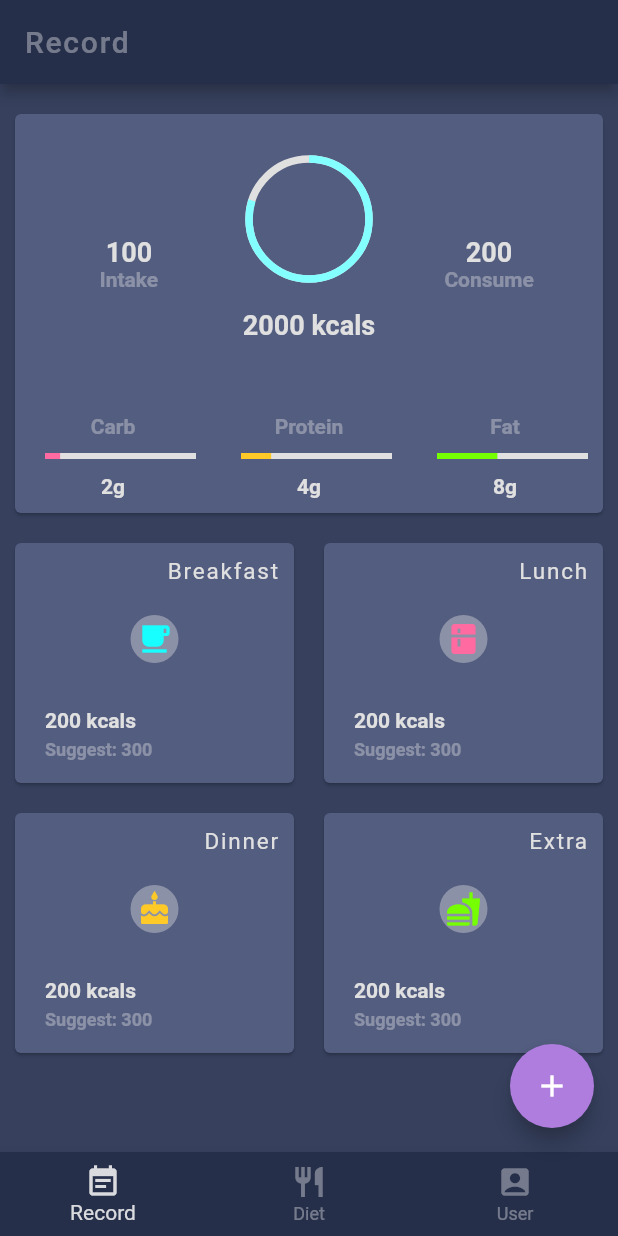
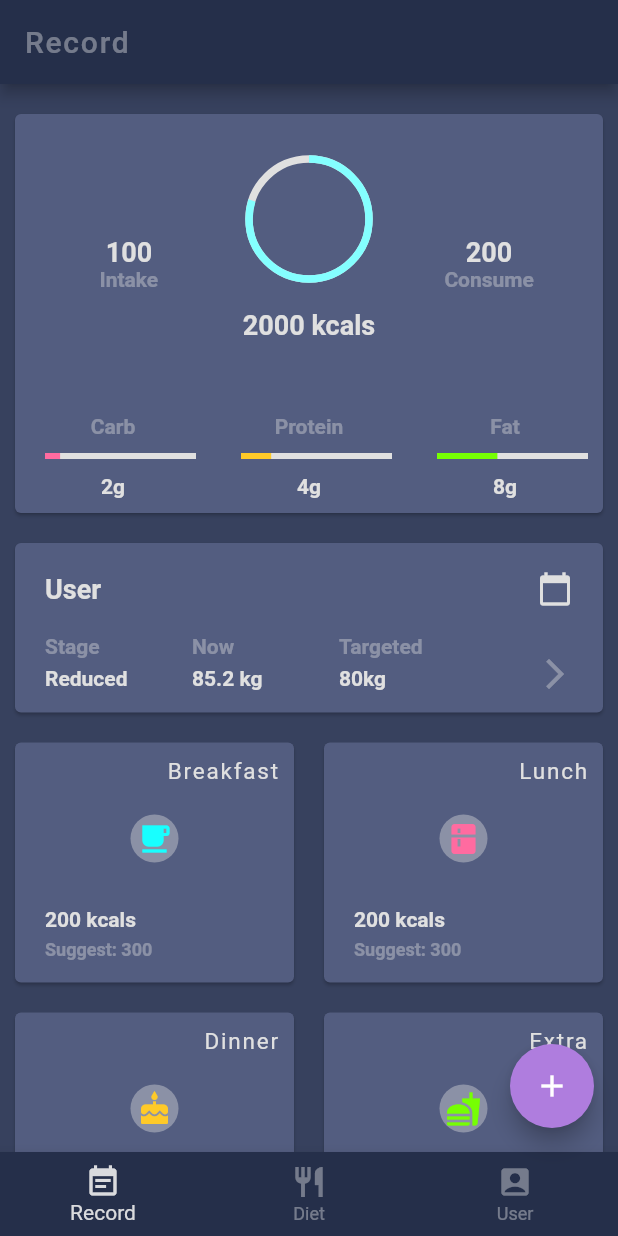
Before and after one commit to Yaozu-Xu/Dieta, a Flutter app: the screen it shows after launch, on a phone screen of 412 x 824 dp. Run offline on Flutter 3.47's test engine with Material 2 defaults, Android fonts, the phone set to English and light mode, and no system bars.

Commit message:
Feature: Create widget weight_info_card

```diff
--- a/lib/src/widgets/cards/weight_info_card.dart
+++ b/lib/src/widgets/cards/weight_info_card.dart
@@ -1,4 +1,5 @@
 import 'package:flutter/material.dart';
+import '../../assets/constants.dart';
 
 class WeightInfoCard extends StatefulWidget {
   @override
@@ -6,10 +7,62 @@ class WeightInfoCard extends StatefulWidget {
 }
 
 class _WeightInfoCardState extends State<WeightInfoCard> {
+  Widget _buildWeightInfoContainers(String label, String value) {
+    return Expanded(
+        child: Container(
+            margin: EdgeInsets.only(left: 20, bottom: 15),
+            child: Column(
+              crossAxisAlignment: CrossAxisAlignment.start,
+              children: [
+                Container(
+                  margin: EdgeInsets.only(bottom: 5),
+                    child: Text(label,
+                        style: labelStyle, textAlign: TextAlign.left)),
+                Container(
+                    child:
+                        Text(value, style: valueStyle.copyWith(fontSize: 14))),
+              ],
+            )));
+  }
+
   @override
   Widget build(BuildContext context) {
-    return Container(
-
-    );
+    return Card(
+        color: Theme.of(context).cardColor,
+        margin: EdgeInsets.fromLTRB(10, 20, 10, 0),
+        child: Wrap(
+          children: [
+            Row(
+              children: [
+                Expanded(
+                  child: Container(
+                    child: Text(
+                      'User',
+                      style: valueStyle.copyWith(fontSize: 18),
+                    ),
+                    margin: EdgeInsets.fromLTRB(20, 20, 0, 20),
+                  ),
+                ),
+                Container(
+                  child: Icon(Icons.calendar_today, color: Colors.grey[300]),
+                  margin: EdgeInsets.only(right: 20),
+                )
+              ],
+            ),
+            Row(
+              children: [
+                _buildWeightInfoContainers('Stage', 'Reduced'),
+                _buildWeightInfoContainers('Now', '85.2 kg'),
+                _buildWeightInfoContainers('Targeted', '80kg'),
+                Expanded(
+                    child: Container(
+                  child: Icon(Icons.arrow_forward_ios, color: Colors.grey[300].withOpacity(0.4)),
+                  alignment: Alignment.centerRight,
+                  margin: EdgeInsets.only(right: 20),
+                ))
+              ],
+            )
+          ],
+        ));
   }
 }
```
